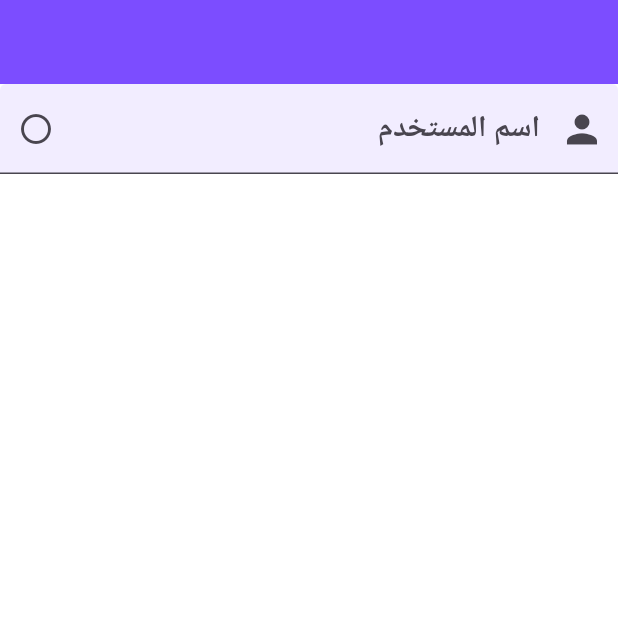
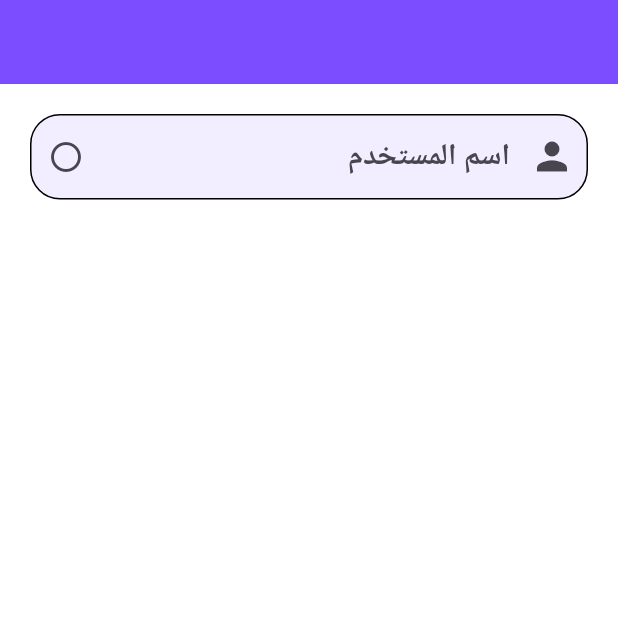
Before and after one commit to aboalhasan-albedairy/Hash-Plus-Course---Flutter-Basics, a Flutter app: the screen it shows after launch, on a phone screen of 412 x 824 dp, the top half of it. Run offline on Flutter 3.47's test engine with Material 3 defaults, Android fonts, the phone set to English and light mode, and no system bars.

Commit message:
Lesson 32: TextFormField() Widget Part 2

```diff
--- a/lib/main.dart
+++ b/lib/main.dart
@@ -39,6 +39,7 @@ class _MainPageState extends State<MainPage> {
       appBar: AppBar(backgroundColor: Colors.deepPurpleAccent),
 
       body: Container(
+        margin: EdgeInsets.all(20),
         child: TextFormField(
           decoration: InputDecoration(
             labelText: "اسم المستخدم",
@@ -53,6 +54,29 @@ class _MainPageState extends State<MainPage> {
 
             filled: true,
             fillColor: Colors.deepPurpleAccent.withValues(alpha: 0.1),
+            border: OutlineInputBorder(
+              borderRadius: BorderRadius.circular(20),
+              borderSide: BorderSide(color: Colors.black),
+            ),
+            enabledBorder: OutlineInputBorder(
+              borderRadius: BorderRadius.circular(20),
+              borderSide: BorderSide(color: Colors.black),
+            ),
+
+            disabledBorder: OutlineInputBorder(
+              borderRadius: BorderRadius.circular(20),
+              borderSide: BorderSide(color: Colors.grey),
+            ),
+
+            focusedBorder: OutlineInputBorder(
+              borderRadius: BorderRadius.circular(20),
+              borderSide: BorderSide(color: Colors.deepPurple, width: 4),
+            ),
+
+            errorBorder: OutlineInputBorder(
+              borderRadius: BorderRadius.circular(20),
+              borderSide: BorderSide(color: Colors.red),
+            ),
           ),
         ),
       ),
```
